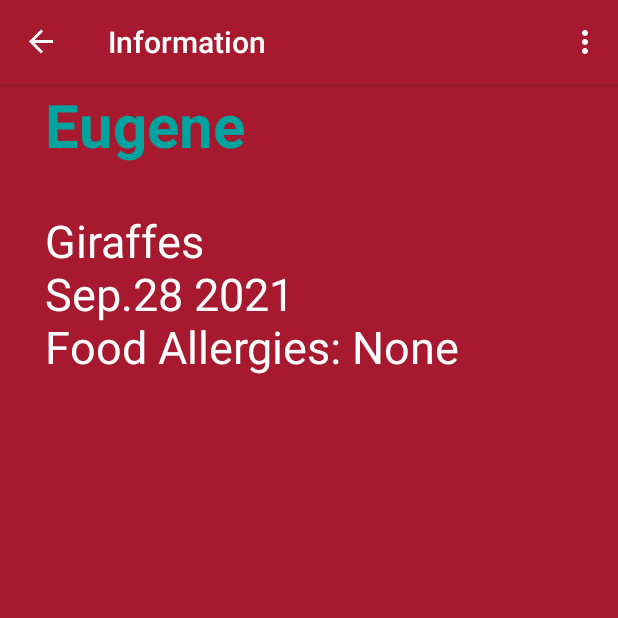
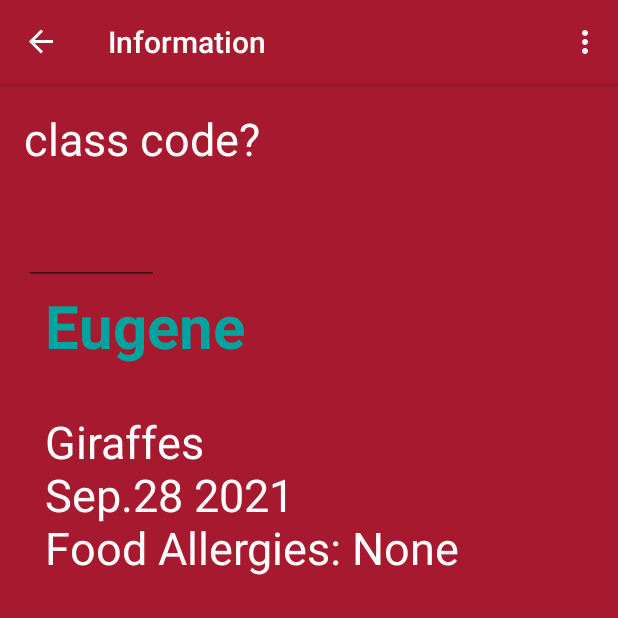
Before and after one commit to hheekwak/SDSUccc, an Android app: the ChildInfoFragment screen opened through its navigation route, on a phone screen of 412 x 824 dp, the top half of it. Run offline under Robolectric (Android 15) with nearby library versions, the phone set to English and light mode, and no system bars; our stand-ins replace navigation-ui.

Commit message:
0.42 Main-context menu added

```diff
--- a/app/src/main/java/com/zybooks/sdsuccc/ChildInfoFragment.kt
+++ b/app/src/main/java/com/zybooks/sdsuccc/ChildInfoFragment.kt
@@ -1,7 +1,9 @@
 package com.zybooks.sdsuccc
 
 import android.os.Bundle
+import android.view.ContextMenu
 import android.view.LayoutInflater
+import android.view.MenuItem
 import android.view.View
 import android.view.ViewGroup
 import android.widget.TextView
@@ -17,6 +19,7 @@ class ChildInfoFragment : Fragment() {
         super.onCreate(savedInstanceState)
 
         var childId = 1
+
 
         // Get the child ID from the fragment arguments
         arguments?.let { childId = it.getInt(ARG_CHILD_ID) }
@@ -38,4 +41,34 @@ class ChildInfoFragment : Fragment() {
 
         return rootView
     }
+
+    override fun onViewCreated(view: View, savedInstanceState: Bundle?) {
+        super.onViewCreated(view, savedInstanceState)
+        // Registering for context menu here after the view is created
+        registerForContextMenu(view)
+    }
+
+    override fun onCreateContextMenu(menu: ContextMenu, v: View, menuInfo: ContextMenu.ContextMenuInfo?) {
+        super.onCreateContextMenu(menu, v, menuInfo)
+        // Use the MenuInflater from the fragment's context
+        requireActivity().menuInflater.inflate(R.menu.context_menu, menu)
+    }
+
+    override fun onContextItemSelected(item: MenuItem): Boolean {
+        return when (item.itemId) {
+            R.id.message -> {
+                // Handle the message action
+                true
+            }
+            R.id.details -> {
+                // Handle the details action
+                true
+            }
+            R.id.deactivate -> {
+                // Handle the deactivate action
+                true
+            }
+            else -> super.onContextItemSelected(item)
+        }
+    }
 }
--- a/app/src/main/res/layout/fragment_child_info.xml
+++ b/app/src/main/res/layout/fragment_child_info.xml
@@ -1,10 +1,36 @@
 <?xml version="1.0" encoding="utf-8"?>
 <LinearLayout xmlns:android="http://schemas.android.com/apk/res/android"
     xmlns:tools="http://schemas.android.com/tools"
+    xmlns:app="http://schemas.android.com/apk/res-auto"
     android:orientation="vertical"
     android:layout_width="match_parent"
     android:layout_height="match_parent"
     tools:context=".ChildInfoFragment">
+
+    <TextView
+        android:id="@+id/class_code"
+        android:layout_width="wrap_content"
+        android:layout_height="wrap_content"
+        android:text="@string/class_code"
+        android:labelFor="@id/class_code_edit_text"
+        app:layout_constraintLeft_toLeftOf="parent"
+        android:layout_marginTop="16dp"
+        android:layout_marginBottom="16dp"
+        android:paddingLeft="16dp"
+        android:paddingRight="16dp"/>
+
+    <EditText
+        android:id="@+id/class_code_edit_text"
+        android:layout_width="90dp"
+        android:layout_height="wrap_content"
+        android:ems="5"
+        android:importantForAutofill="no"
+        android:inputType="number"
+        android:minHeight="48dp"
+        android:layout_marginLeft="16dp"
+        android:layout_marginRight="16dp"
+        app:layout_constraintLeft_toRightOf="@id/class_code"
+        app:layout_constraintBaseline_toBaselineOf="@id/class_code" />
 
     <TextView
         android:id="@+id/child_name"
--- /dev/null
+++ b/app/src/main/res/menu/context_menu.xml
@@ -0,0 +1,12 @@
+<?xml version="1.0" encoding="utf-8"?>
+<menu xmlns:android="http://schemas.android.com/apk/res/android">
+    <item android:id="@+id/message"
+        android:title="@string/message">
+    </item>
+    <item android:id="@+id/details"
+        android:title="@string/details">
+    </item>
+    <item android:id="@+id/deactivate"
+        android:title="@string/deactivate">
+    </item>
+</menu>
--- a/app/src/main/res/values/strings.xml
+++ b/app/src/main/res/values/strings.xml
@@ -3,6 +3,10 @@
     <string name="information">Information</string>
     <string name="action_logout">logout</string>
     <string name="action_about">about</string>
+    <string name="class_code">class code?</string>
+    <string name="message">message</string>
+    <string name="details">details</string>
+    <string name="deactivate">deactivate</string>
 
     <string-array name="children">
         <item>Eugene</item>
```
